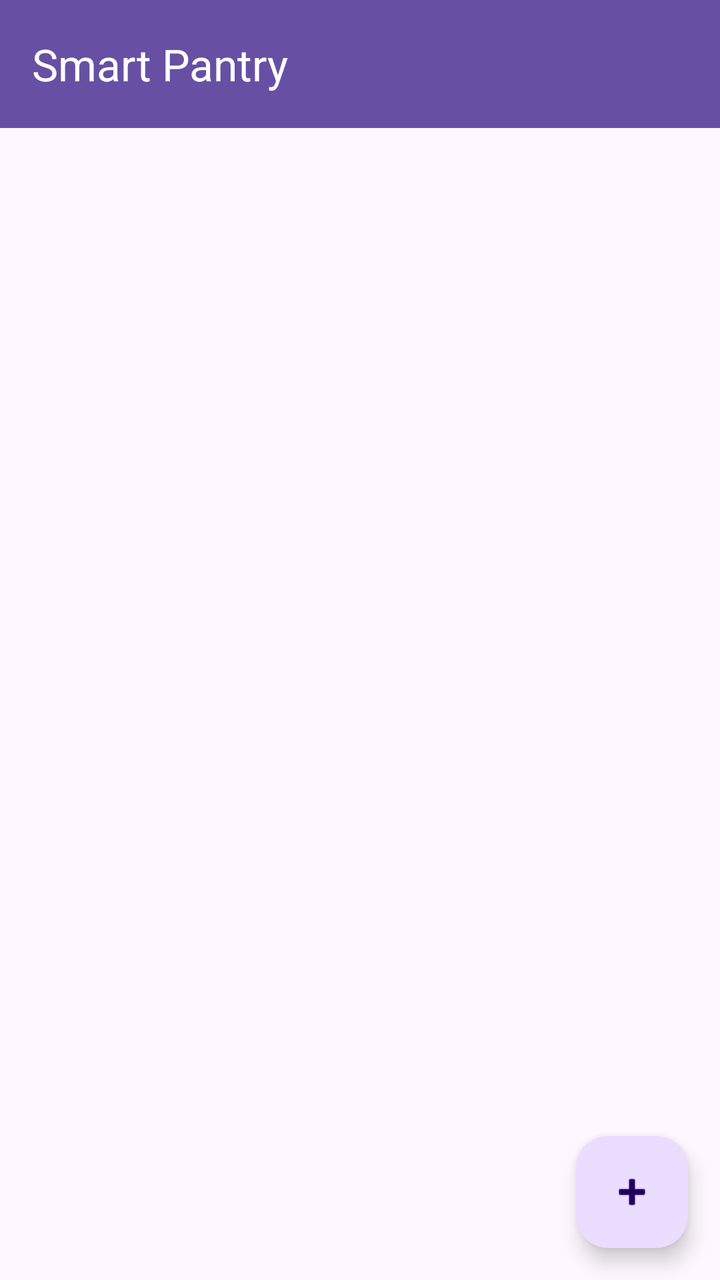
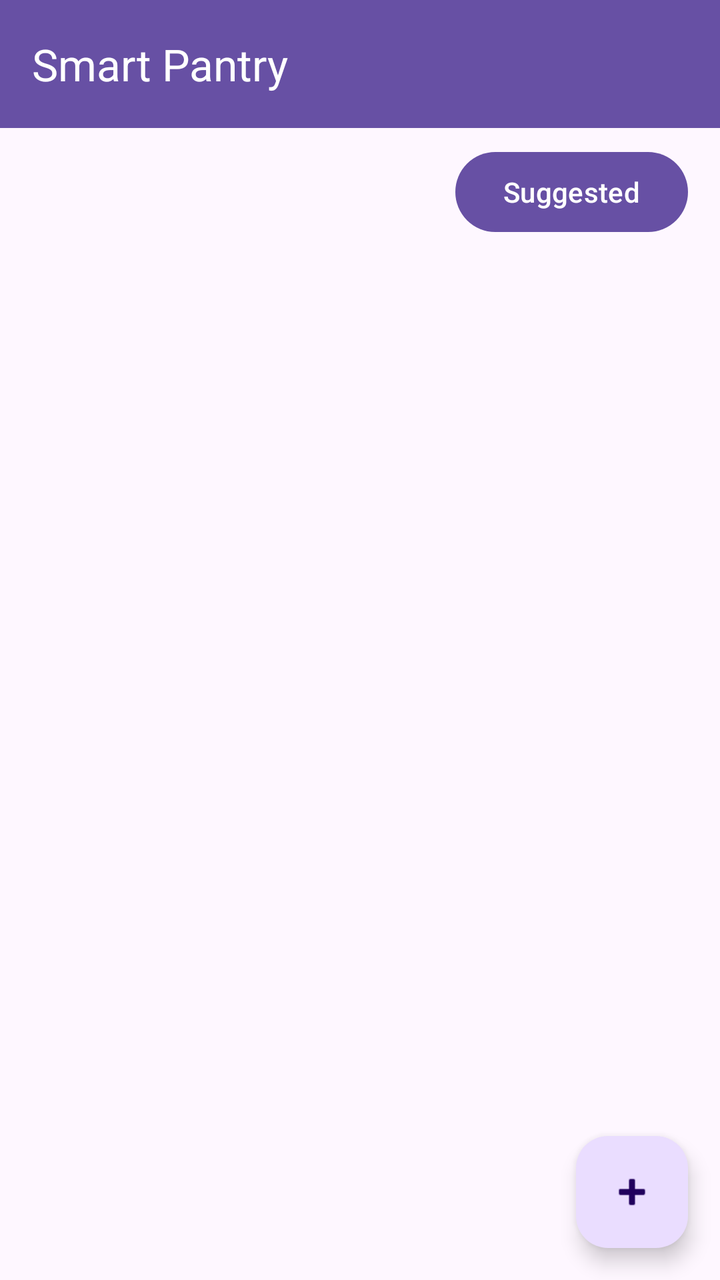

Compare the two renders of this Android layout. The source of the first and the diff that turns it into the second are given below.
<!-- AndroidManifest.xml: application theme Theme.SmartPantryManager -->
<!-- res/layout/activity_main.xml -->
<?xml version="1.0" encoding="utf-8"?>
<androidx.coordinatorlayout.widget.CoordinatorLayout
    xmlns:android="http://schemas.android.com/apk/res/android"
    xmlns:app="http://schemas.android.com/apk/res-auto"
    android:layout_width="match_parent"
    android:layout_height="match_parent">

    <com.google.android.material.appbar.AppBarLayout
        android:layout_width="match_parent"
        android:layout_height="wrap_content">

        <com.google.android.material.appbar.MaterialToolbar
            android:id="@+id/toolbar"
            android:layout_width="match_parent"
            android:layout_height="?attr/actionBarSize"
            android:background="?attr/colorPrimary"
            app:title="Smart Pantry"
            app:titleTextColor="@android:color/white" />

    </com.google.android.material.appbar.AppBarLayout>

    <androidx.recyclerview.widget.RecyclerView
        android:id="@+id/recycler_pantry"
        android:layout_width="match_parent"
        android:layout_height="match_parent"
        android:paddingTop="?attr/actionBarSize"
        android:paddingBottom="88dp"
        android:clipToPadding="false" />

    <TextView
        android:id="@+id/text_empty"
        android:layout_width="wrap_content"
        android:layout_height="wrap_content"
        android:layout_gravity="center"
        android:text="No items in your pantry yet. Tap + to add one."
        android:textAlignment="center"
        android:textSize="16sp"
        android:visibility="gone" />

    <com.google.android.material.floatingactionbutton.FloatingActionButton
        android:id="@+id/fab_add"
        android:layout_width="wrap_content"
        android:layout_height="wrap_content"
        android:layout_gravity="bottom|end"
        android:layout_margin="16dp"
        android:contentDescription="Add pantry item"
        android:src="@android:drawable/ic_input_add" />

</androidx.coordinatorlayout.widget.CoordinatorLayout>
<!-- resources referenced by this layout -->
<resources>
  <style name="Theme.SmartPantryManager" parent="Base.Theme.SmartPantryManager" />
  <style name="Base.Theme.SmartPantryManager" parent="Theme.Material3.DayNight.NoActionBar">
          
          
      </style>
</resources>

<!-- the commit's change to res/layout/activity_main.xml (unified diff, before → after) -->
@@ -46,4 +46,14 @@
         android:contentDescription="Add pantry item"
         android:src="@android:drawable/ic_input_add" />
 
+    <com.google.android.material.button.MaterialButton
+        android:id="@+id/button_suggested"
+        android:layout_width="wrap_content"
+        android:layout_height="wrap_content"
+        android:layout_gravity="top|end"
+        android:layout_marginTop="72dp"
+        android:layout_marginEnd="16dp"
+        android:text="Suggested" />
+
+
 </androidx.coordinatorlayout.widget.CoordinatorLayout>
